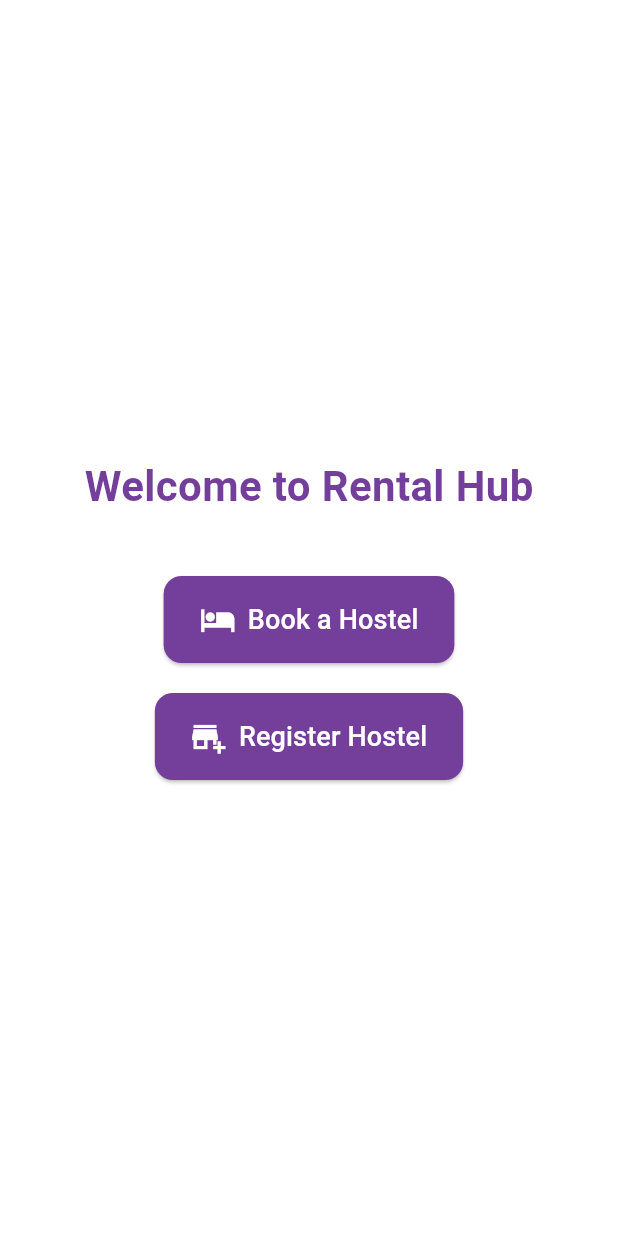
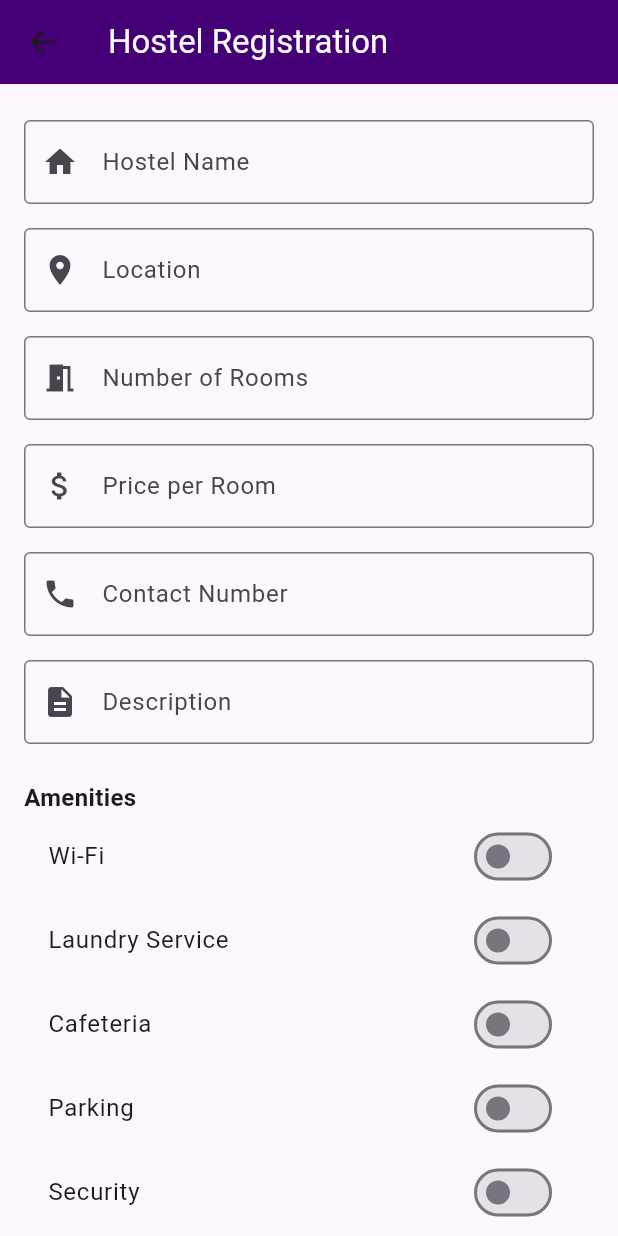
Before and after one commit to Group-29-RentalHub/Rental-hub, a Flutter app: the screen it shows after launch, after a tap on "Register Hostel", on a phone screen of 412 x 824 dp. Run offline on Flutter 3.47's test engine with Material 3 defaults, Android fonts, the phone set to English and light mode, and no system bars; our stand-ins replace flutter_map, image_picker, latlong2.

Commit message:
added hostel registration form

```diff
--- a/rentalhub/lib/layout/landingpage.dart
+++ b/rentalhub/lib/layout/landingpage.dart
@@ -1,4 +1,5 @@
 import 'package:flutter/material.dart';
+import 'package:rentalhub/tenant/hostelRegForm.dart';
 import 'package:rentalhub/user/profile_form.dart';
 
 class LandingPage extends StatelessWidget {
@@ -55,7 +56,11 @@ class LandingPage extends StatelessWidget {
               SizedBox(height: 20),
               ElevatedButton(
                 onPressed: () {
-                  // Implement navigation or action for registering a hostel
+                  Navigator.of(context).push(
+                    MaterialPageRoute(
+                      builder: (context) => HostelRegistrationPage( ),
+                    ),
+                  );
                 },
                 style: ElevatedButton.styleFrom(
                   backgroundColor: Color.fromRGBO(116, 62, 155, 1),
--- /dev/null
+++ b/rentalhub/lib/tenant/hostelRegForm.dart
@@ -0,0 +1,149 @@
+import 'package:flutter/material.dart';
+import 'package:image_picker/image_picker.dart';
+import 'dart:io';
+
+
+class HostelRegistrationPage extends StatefulWidget {
+  @override
+  _HostelRegistrationPageState createState() => _HostelRegistrationPageState();
+}
+
+class _HostelRegistrationPageState extends State<HostelRegistrationPage> {
+  final TextEditingController _nameController = TextEditingController();
+  final TextEditingController _locationController = TextEditingController();
+  final TextEditingController _numberOfRoomsController = TextEditingController();
+  final TextEditingController _pricePerRoomController = TextEditingController();
+  final TextEditingController _contactNumberController = TextEditingController();
+  final TextEditingController _descriptionController = TextEditingController();
+
+  final Map<String, bool> _amenities = {
+    'Wi-Fi': false,
+    'Laundry Service': false,
+    'Cafeteria': false,
+    'Parking': false,
+    'Security': false,
+  };
+
+  List<File> _images = [];
+
+  Future<void> _pickImages() async {
+    final ImagePicker picker = ImagePicker();
+    final List<XFile>? pickedFiles = await picker.pickMultiImage();
+    if (pickedFiles != null) {
+      setState(() {
+        _images.addAll(pickedFiles.map((file) => File(file.path)).toList());
+      });
+    }
+  }
+
+  Widget _buildTextInput(TextEditingController controller, String labelText, IconData icon,
+      {TextInputType keyboardType = TextInputType.text}) {
+    return Padding(
+      padding: const EdgeInsets.symmetric(vertical: 8.0),
+      child: TextFormField(
+        controller: controller,
+        decoration: InputDecoration(
+          labelText: labelText,
+          border: OutlineInputBorder(),
+          prefixIcon: Icon(icon),
+        ),
+        keyboardType: keyboardType,
+        validator: (value) {
+          if (value == null || value.isEmpty) {
+            return 'Please enter $labelText';
+          }
+          return null;
+        },
+      ),
+    );
+  }
+
+  @override
+  Widget build(BuildContext context) {
+    return Scaffold(
+      appBar: AppBar(
+        title: Text('Hostel Registration', style: TextStyle(color: Colors.white)),
+        backgroundColor: Color.fromRGBO(70, 0, 119, 1), // Theme color
+      ),
+      body: SingleChildScrollView(
+        padding: EdgeInsets.all(16.0),
+        child: Form(
+          child: Column(
+            crossAxisAlignment: CrossAxisAlignment.stretch,
+            children: [
+              _buildTextInput(_nameController, 'Hostel Name', Icons.home),
+              _buildTextInput(_locationController, 'Location', Icons.location_on),
+              _buildTextInput(_numberOfRoomsController, 'Number of Rooms', Icons.meeting_room,
+                  keyboardType: TextInputType.number),
+              _buildTextInput(_pricePerRoomController, 'Price per Room', Icons.attach_money,
+                  keyboardType: TextInputType.number),
+              _buildTextInput(_contactNumberController, 'Contact Number', Icons.phone,
+                  keyboardType: TextInputType.phone),
+              _buildTextInput(_descriptionController, 'Description', Icons.description,
+                  keyboardType: TextInputType.multiline),
+              SizedBox(height: 16.0),
+              Text(
+                'Amenities',
+                style: TextStyle(fontWeight: FontWeight.bold, fontSize: 16.0),
+              ),
+              ..._amenities.keys.map((String key) {
+                return SwitchListTile(
+                  title: Text(key),
+                  value: _amenities[key]!,
+                  onChanged: (bool value) {
+                    setState(() {
+                      _amenities[key] = value;
+                    });
+                  },
+                );
+              }).toList(),
+              SizedBox(height: 16.0),
+              ElevatedButton(
+                onPressed: _pickImages,
+                child: Text('Pick Images', style: TextStyle(color: Colors.white)),
+                style: ElevatedButton.styleFrom(
+                  backgroundColor: Color.fromRGBO(70, 0, 119, 1), // Theme color
+                ),
+              ),
+              SizedBox(height: 16.0),
+              _images.isEmpty
+                  ? Text('No images selected')
+                  : Wrap(
+                      spacing: 8.0,
+                      runSpacing: 8.0,
+                      children: _images.map((image) {
+                        return Stack(
+                          children: [
+                            Image.file(image, width: 100, height: 100, fit: BoxFit.cover),
+                            Positioned(
+                              right: 0,
+                              child: IconButton(
+                                icon: Icon(Icons.remove_circle, color: Colors.red),
+                                onPressed: () {
+                                  setState(() {
+                                    _images.remove(image);
+                                  });
+                                },
+                              ),
+                            ),
+                          ],
+                        );
+                      }).toList(),
+                    ),
+              SizedBox(height: 16.0),
+              ElevatedButton(
+                onPressed: () {
+                  // Handle form submission
+                },
+                child: Text('Submit', style: TextStyle(color: Colors.white)),
+                style: ElevatedButton.styleFrom(
+                  backgroundColor: Color.fromRGBO(70, 0, 119, 1), // Theme color
+                ),
+              ),
+            ],
+          ),
+        ),
+      ),
+    );
+  }
+}
--- a/rentalhub/pubspec.yaml
+++ b/rentalhub/pubspec.yaml
@@ -30,8 +30,10 @@ environment:
 dependencies:
   flutter:
     sdk: flutter
-  flutter_map: ^3.1.0
-  latlong2: ^0.8.1
+  flutter_map: ^4.0.0
+  latlong2: ^0.8.0
+  image_picker: ^0.8.4+8
+
 
   # The following adds the Cupertino Icons font to your application.
   # Use with the CupertinoIcons class for iOS style icons.
```
Also changed, not shown: rentalhub/lib/user/profile_form.dart (+45 -13 lines), rentalhub/pubspec.lock, 5 other files.
